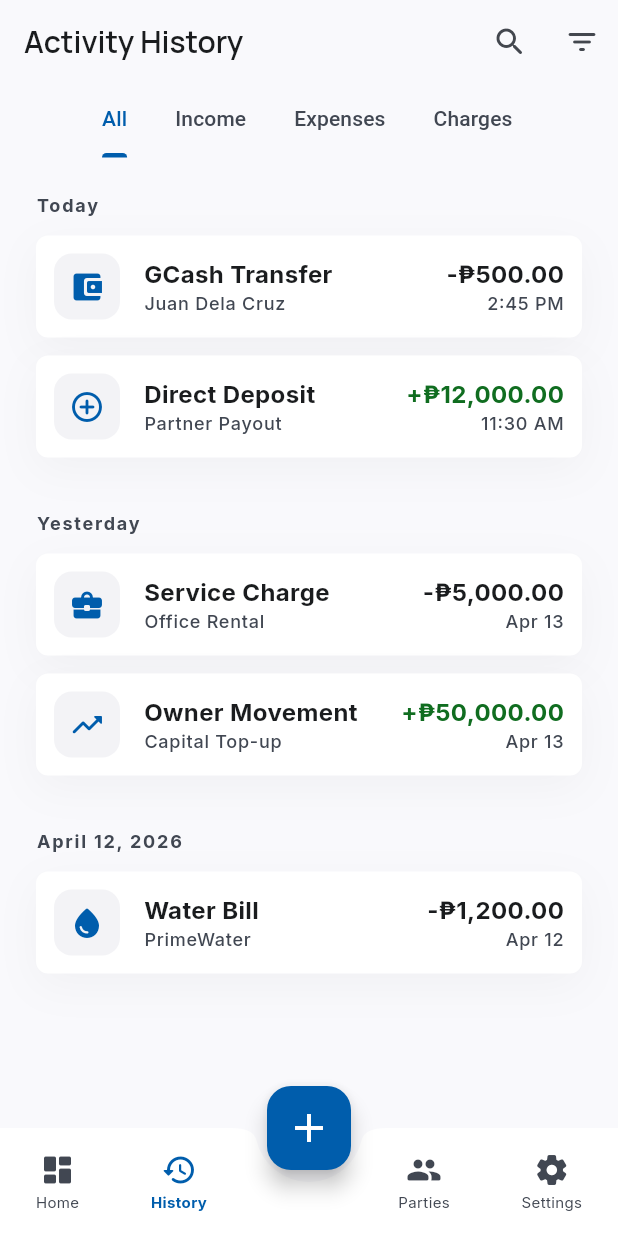
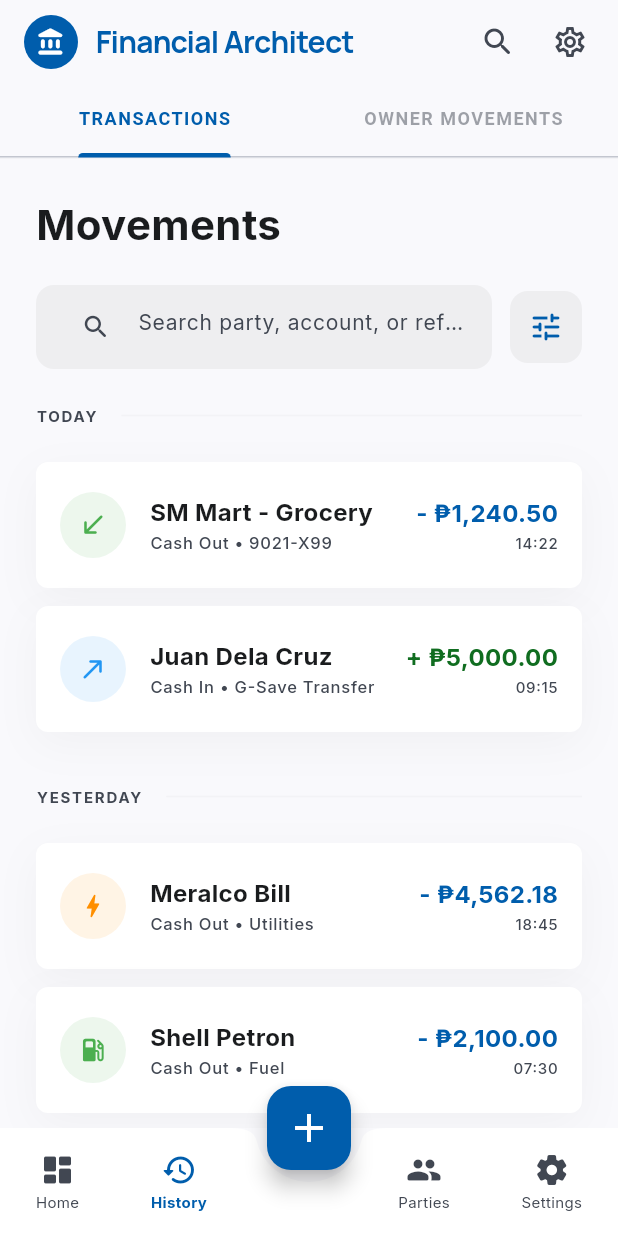
Before and after one commit to darkmoo05/tinda_track, a Flutter app: the screen it shows after launch, item 2 of the bottom bar chosen, on a phone screen of 412 x 824 dp. Run offline on Flutter 3.47's test engine with Material 3 defaults, Android fonts, the phone set to English and light mode, and no system bars; our stand-ins replace fl_chart, google_fonts.

Commit message:
Update activity history screen and main dart

```diff
--- a/lib/features/activity/activity_history_screen.dart
+++ b/lib/features/activity/activity_history_screen.dart
@@ -1,207 +1,241 @@
 import 'package:flutter/material.dart';
 import '../../core/app_theme.dart';
-import '../../shared/widgets/architect_card.dart';
+import '../../shared/widgets/architect_app_bar.dart';
+import 'widgets/activity_tile.dart';
+import 'widgets/date_header.dart';
 
-class ActivityHistoryScreen extends StatefulWidget {
+class ActivityHistoryScreen extends StatelessWidget {
   const ActivityHistoryScreen({super.key});
 
   @override
-  State<ActivityHistoryScreen> createState() => _ActivityHistoryScreenState();
-}
-
-class _ActivityHistoryScreenState extends State<ActivityHistoryScreen> with SingleTickerProviderStateMixin {
-  late TabController _tabController;
-
-  @override
-  void initState() {
-    super.initState();
-    _tabController = TabController(length: 4, vsync: this);
-  }
-
-  @override
-  void dispose() {
-    _tabController.dispose();
-    super.dispose();
-  }
-
-  @override
   Widget build(BuildContext context) {
-    return Scaffold(
-      appBar: AppBar(
-        backgroundColor: AppColors.background,
-        elevation: 0,
-        title: Text(
-          'Activity History',
-          style: Theme.of(context).textTheme.headlineSmall,
-        ),
-        actions: [
-          IconButton(
-            onPressed: () {},
-            icon: const Icon(Icons.search_rounded),
-          ),
-          IconButton(
-            onPressed: () {},
-            icon: const Icon(Icons.filter_list_rounded),
-          ),
-        ],
-        bottom: TabBar(
-          controller: _tabController,
-          isScrollable: true,
-          labelColor: AppColors.primary,
-          unselectedLabelColor: AppColors.onSurfaceVariant,
-          indicatorColor: AppColors.primary,
-          indicatorWeight: 3,
-          dividerColor: Colors.transparent,
-          tabs: const [
-            Tab(text: 'All'),
-            Tab(text: 'Income'),
-            Tab(text: 'Expenses'),
-            Tab(text: 'Charges'),
+    return DefaultTabController(
+      length: 2,
+      child: Scaffold(
+        appBar: ArchitectAppBar(
+          title: 'Financial Architect',
+          actions: [
+            IconButton(
+              onPressed: () {},
+              icon: const Icon(Icons.search_rounded, color: AppColors.onSurfaceVariant),
+            ),
+            IconButton(
+              onPressed: () {},
+              icon: const Icon(Icons.settings_outlined, color: AppColors.onSurfaceVariant),
+            ),
+            const SizedBox(width: 8),
           ],
         ),
-      ),
-      body: TabBarView(
-        controller: _tabController,
-        children: [
-          _buildActivityList(context),
-          _buildActivityList(context), // Dummy for other tabs
-          _buildActivityList(context),
-          _buildActivityList(context),
-        ],
-      ),
-    );
-  }
-
-  Widget _buildActivityList(BuildContext context) {
-    return ListView(
-      padding: const EdgeInsets.all(24),
-      children: [
-        _buildDateHeader(context, 'Today'),
-        _buildActivityItem(
-          context,
-          'GCash Transfer',
-          'Juan Dela Cruz',
-          '-₱500.00',
-          '2:45 PM',
-          Icons.account_balance_wallet_rounded,
-        ),
-        _buildActivityItem(
-          context,
-          'Direct Deposit',
-          'Partner Payout',
-          '+₱12,000.00',
-          '11:30 AM',
-          Icons.add_circle_outline_rounded,
-        ),
-        const SizedBox(height: 24),
-        _buildDateHeader(context, 'Yesterday'),
-        _buildActivityItem(
-          context,
-          'Service Charge',
-          'Office Rental',
-          '-₱5,000.00',
-          'Apr 13',
-          Icons.business_center_rounded,
-        ),
-        _buildActivityItem(
-          context,
-          'Owner Movement',
-          'Capital Top-up',
-          '+₱50,000.00',
-          'Apr 13',
-          Icons.trending_up_rounded,
-        ),
-        const SizedBox(height: 24),
-        _buildDateHeader(context, 'April 12, 2026'),
-        _buildActivityItem(
-          context,
-          'Water Bill',
-          'PrimeWater',
-          '-₱1,200.00',
-          'Apr 12',
-          Icons.water_drop_rounded,
-        ),
-      ],
-    );
-  }
-
-  Widget _buildDateHeader(BuildContext context, String date) {
-    return Padding(
-      padding: const EdgeInsets.only(bottom: 12),
-      child: Text(
-        date,
-        style: Theme.of(context).textTheme.labelMedium?.copyWith(
-          fontWeight: FontWeight.bold,
-          letterSpacing: 1.2,
-        ),
-      ),
-    );
-  }
-
-  Widget _buildActivityItem(
-    BuildContext context,
-    String title,
-    String subtitle,
-    String amount,
-    String time,
-    IconData icon,
-  ) {
-    final isPositive = amount.startsWith('+');
-
-    return Padding(
-      padding: const EdgeInsets.only(bottom: 12),
-      child: ArchitectCard(
-        padding: const EdgeInsets.all(12),
-        child: Row(
+        body: Column(
+          crossAxisAlignment: CrossAxisAlignment.start,
           children: [
-            Container(
-              padding: const EdgeInsets.all(10),
-              decoration: BoxDecoration(
-                color: AppColors.surfaceContainerLow,
-                borderRadius: BorderRadius.circular(12),
-              ),
-              child: Icon(
-                icon,
-                color: AppColors.primary,
-                size: 24,
-              ),
-            ),
-            const SizedBox(width: 16),
+            _buildTabBar(),
             Expanded(
-              child: Column(
-                crossAxisAlignment: CrossAxisAlignment.start,
+              child: TabBarView(
                 children: [
-                  Text(
-                    title,
-                    style: const TextStyle(fontWeight: FontWeight.bold, fontSize: 16),
-                  ),
-                  Text(
-                    subtitle,
-                    style: Theme.of(context).textTheme.labelMedium,
-                  ),
+                  _buildHistoryList(_getTransactions()),
+                  _buildHistoryList(_getOwnerMovements()),
                 ],
               ),
-            ),
-            Column(
-              crossAxisAlignment: CrossAxisAlignment.end,
-              children: [
-                Text(
-                  amount,
-                  style: TextStyle(
-                    fontWeight: FontWeight.bold,
-                    fontSize: 16,
-                    color: isPositive ? AppColors.secondary : AppColors.onSurface,
-                  ),
-                ),
-                Text(
-                  time,
-                  style: Theme.of(context).textTheme.labelMedium,
-                ),
-              ],
             ),
           ],
         ),
       ),
     );
   }
+
+  Widget _buildTabBar() {
+    return Container(
+      decoration: BoxDecoration(
+        border: Border(
+          bottom: BorderSide(color: AppColors.surfaceContainerLow, width: 1),
+        ),
+      ),
+      child: TabBar(
+        labelColor: AppColors.primary,
+        unselectedLabelColor: AppColors.onSurfaceVariant.withOpacity(0.5),
+        indicatorColor: AppColors.primary,
+        indicatorWeight: 3,
+        labelStyle: const TextStyle(
+          fontWeight: FontWeight.bold,
+          fontSize: 12,
+          letterSpacing: 1.0,
+        ),
+        tabs: const [
+          Tab(text: 'TRANSACTIONS'),
+          Tab(text: 'OWNER MOVEMENTS'),
+        ],
+      ),
+    );
+  }
+
+  Widget _buildHistoryList(List<Map<String, dynamic>> items) {
+    return ListView(
+      padding: const EdgeInsets.all(24),
+      children: [
+        Row(
+          mainAxisAlignment: MainAxisAlignment.spaceBetween,
+          children: [
+            Text(
+              'Movements',
+              style: TextStyle(
+                fontSize: 28,
+                fontWeight: FontWeight.bold,
+                color: AppColors.onSurface,
+              ),
+            ),
+          ],
+        ),
+        const SizedBox(height: 20),
+        _buildSearchAndFilter(),
+        ..._groupItemsByDate(items),
+        const SizedBox(height: 100), // Bottom padding for FAB
+      ],
+    );
+  }
+
+  Widget _buildSearchAndFilter() {
+    return Row(
+      children: [
+        Expanded(
+          child: Container(
+            padding: const EdgeInsets.symmetric(horizontal: 16, vertical: 4),
+            decoration: BoxDecoration(
+              color: const Color(0xFFEEEEF0),
+              borderRadius: BorderRadius.circular(12),
+            ),
+            child: const TextField(
+              decoration: InputDecoration(
+                hintText: 'Search party, account, or ref ID',
+                hintStyle: TextStyle(fontSize: 14, color: AppColors.onSurfaceVariant),
+                prefixIcon: Icon(Icons.search_rounded, size: 20, color: AppColors.onSurfaceVariant),
+                border: InputBorder.none,
+              ),
+            ),
+          ),
+        ),
+        const SizedBox(width: 12),
+        Container(
+          padding: const EdgeInsets.all(12),
+          decoration: BoxDecoration(
+            color: const Color(0xFFEEEEF0),
+            borderRadius: BorderRadius.circular(12),
+          ),
+          child: const Icon(Icons.tune_rounded, size: 24, color: AppColors.primary),
+        ),
+      ],
+    );
+  }
+
+  List<Widget> _groupItemsByDate(List<Map<String, dynamic>> items) {
+    List<Widget> grouped = [];
+    String lastDate = '';
+
+    for (var item in items) {
+      if (item['date'] != lastDate) {
+        lastDate = item['date'];
+        grouped.add(ArchitectDateHeader(label: lastDate));
+      }
+      grouped.add(ArchitectActivityTile(
+        title: item['title'],
+        type: item['type'],
+        reference: item['ref'],
+        amount: item['amount'],
+        time: item['time'],
+        icon: item['icon'],
+        iconColor: item['iconColor'],
+      ));
+    }
+    return grouped;
+  }
+
+  List<Map<String, dynamic>> _getTransactions() {
+    return [
+      {
+        'date': 'Today',
+        'title': 'SM Mart - Grocery',
+        'type': 'Cash Out',
+        'ref': '9021-X99',
+        'amount': '- ₱1,240.50',
+        'time': '14:22',
+        'icon': Icons.call_received_rounded,
+        'iconColor': Colors.green,
+      },
+      {
+        'date': 'Today',
+        'title': 'Juan Dela Cruz',
+        'type': 'Cash In',
+        'ref': 'G-Save Transfer',
+        'amount': '+ ₱5,000.00',
+        'time': '09:15',
+        'icon': Icons.call_made_rounded,
+        'iconColor': Colors.blue,
+      },
+      {
+        'date': 'Yesterday',
+        'title': 'Meralco Bill',
+        'type': 'Cash Out',
+        'ref': 'Utilities',
+        'amount': '- ₱4,562.18',
+        'time': '18:45',
+        'icon': Icons.bolt_rounded,
+        'iconColor': Colors.amber[800],
+      },
+      {
+        'date': 'Yesterday',
+        'title': 'Shell Petron',
+        'type': 'Cash Out',
+        'ref': 'Fuel',
+        'amount': '- ₱2,100.00',
+        'time': '07:30',
+        'icon': Icons.local_gas_station_rounded,
+        'iconColor': Colors.green,
+      },
+      {
+        'date': '20 May 2024',
+        'title': 'Monthly Salary',
+        'type': 'Cash In',
+        'ref': 'Global Corp Inc.',
+        'amount': '+ ₱45,000.00',
+        'time': '08:00',
+        'icon': Icons.account_balance_rounded,
+        'iconColor': Colors.blue,
+      },
+    ];
+  }
+
+  List<Map<String, dynamic>> _getOwnerMovements() {
+    return [
+      {
+        'date': 'Today',
+        'title': 'Owner Capital Add',
+        'type': 'Injection',
+        'ref': 'FA-9921',
+        'amount': '+ ₱10,000.00',
+        'time': '10:00',
+        'icon': Icons.add_circle_outline_rounded,
+        'iconColor': Colors.purple,
+      },
+      {
+        'date': 'Yesterday',
+        'title': 'Owner Draw',
+        'type': 'Withdrawal',
+        'ref': 'FA-0021',
+        'amount': '- ₱2,500.00',
+        'time': '16:30',
+        'icon': Icons.remove_circle_outline_rounded,
+        'iconColor': Colors.red,
+      },
+      {
+        'date': '15 May 2024',
+        'title': 'Capital Reinvestment',
+        'type': 'Adjustment',
+        'ref': 'FA-1102',
+        'amount': '+ ₱5,000.00',
+        'time': '09:00',
+        'icon': Icons.autorenew_rounded,
+        'iconColor': Colors.indigo,
+      },
+    ];
+  }
 }
--- /dev/null
+++ b/lib/features/activity/widgets/activity_tile.dart
@@ -0,0 +1,95 @@
+import 'package:flutter/material.dart';
+import '../../../core/app_theme.dart';
+import '../../../shared/widgets/architect_card.dart';
+
+class ArchitectActivityTile extends StatelessWidget {
+  final String title;
+  final String type;
+  final String reference;
+  final String amount;
+  final String time;
+  final IconData icon;
+  final Color iconColor;
+
+  const ArchitectActivityTile({
+    super.key,
+    required this.title,
+    required this.type,
+    required this.reference,
+    required this.amount,
+    required this.time,
+    required this.icon,
+    required this.iconColor,
+  });
+
+  @override
+  Widget build(BuildContext context) {
+    final isIncome = amount.startsWith('+');
+
+    return Padding(
+      padding: const EdgeInsets.only(bottom: 12),
+      child: ArchitectCard(
+        padding: const EdgeInsets.symmetric(horizontal: 16, vertical: 20),
+        child: Row(
+          children: [
+            Container(
+              padding: const EdgeInsets.all(12),
+              decoration: BoxDecoration(
+                color: iconColor.withOpacity(0.1),
+                shape: BoxShape.circle,
+              ),
+              child: Icon(
+                icon,
+                color: iconColor,
+                size: 20,
+              ),
+            ),
+            const SizedBox(width: 16),
+            Expanded(
+              child: Column(
+                crossAxisAlignment: CrossAxisAlignment.start,
+                children: [
+                  Text(
+                    title,
+                    style: const TextStyle(
+                      fontWeight: FontWeight.bold,
+                      fontSize: 16,
+                    ),
+                  ),
+                  const SizedBox(height: 2),
+                  Text(
+                    '$type • $reference',
+                    style: Theme.of(context).textTheme.labelMedium?.copyWith(
+                          fontSize: 11,
+                        ),
+                  ),
+                ],
+              ),
+            ),
+            const SizedBox(width: 16),
+            Column(
+              crossAxisAlignment: CrossAxisAlignment.end,
+              children: [
+                Text(
+                  amount,
+                  style: TextStyle(
+                    fontWeight: FontWeight.bold,
+                    fontSize: 16,
+                    color: isIncome ? AppColors.secondary : AppColors.primary,
+                  ),
+                ),
+                const SizedBox(height: 2),
+                Text(
+                  time,
+                  style: Theme.of(context).textTheme.labelMedium?.copyWith(
+                        fontSize: 10,
+                      ),
+                ),
+              ],
+            ),
+          ],
+        ),
+      ),
+    );
+  }
+}
--- /dev/null
+++ b/lib/features/activity/widgets/date_header.dart
@@ -0,0 +1,35 @@
+import 'package:flutter/material.dart';
+import '../../../core/app_theme.dart';
+
+class ArchitectDateHeader extends StatelessWidget {
+  final String label;
+
+  const ArchitectDateHeader({super.key, required this.label});
+
+  @override
+  Widget build(BuildContext context) {
+    return Padding(
+      padding: const EdgeInsets.symmetric(vertical: 24),
+      child: Row(
+        children: [
+          Text(
+            label.toUpperCase(),
+            style: const TextStyle(
+              fontSize: 10,
+              fontWeight: FontWeight.bold,
+              color: AppColors.onSurfaceVariant,
+              letterSpacing: 1.2,
+            ),
+          ),
+          const SizedBox(width: 16),
+          Expanded(
+            child: Container(
+              height: 1,
+              color: AppColors.surfaceContainerLow,
+            ),
+          ),
+        ],
+      ),
+    );
+  }
+}
--- a/lib/main.dart
+++ b/lib/main.dart
@@ -16,6 +16,6 @@
       debugShowCheckedModeBanner: false,
       theme: AppTheme.lightTheme,
       home: const MainShell(),
-    );
+    ); //yes von
   }
 }
```
Also changed, not shown: activity_screenshot.jpg (added).
